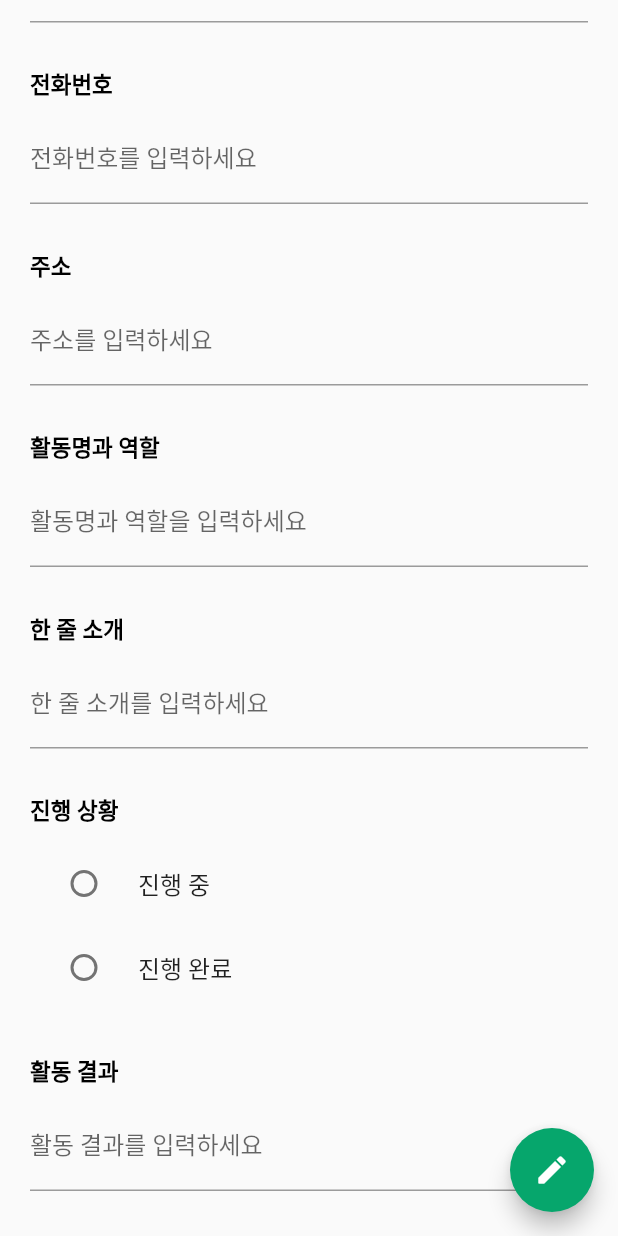
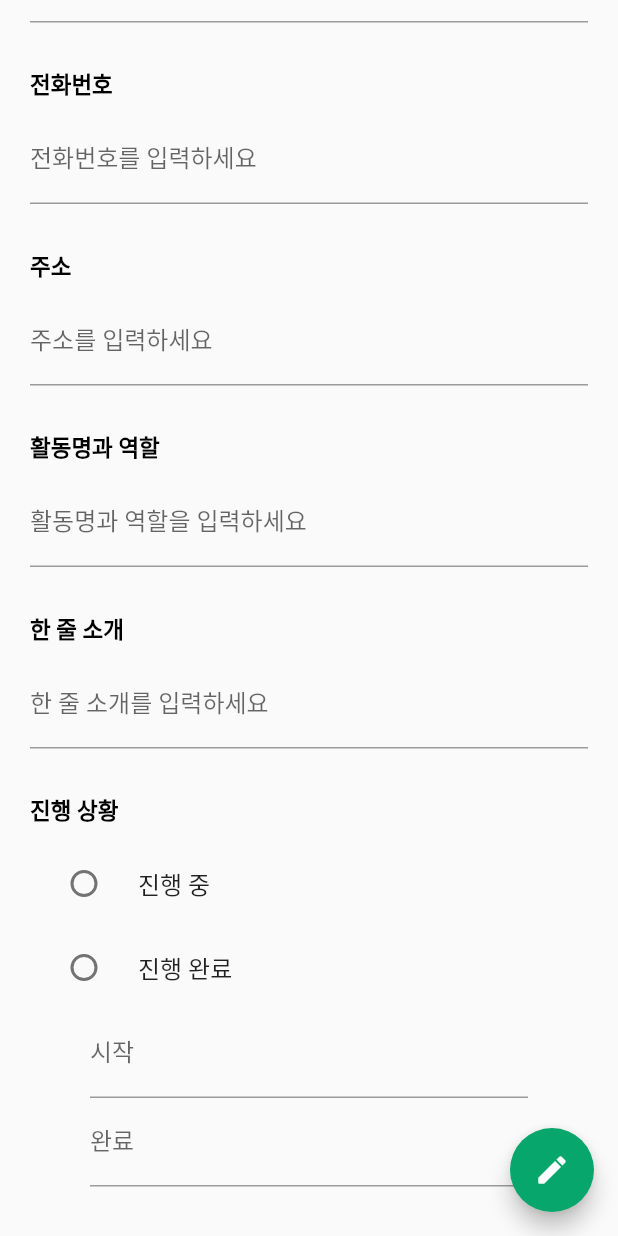
Before and after one commit to 2022-CoKothon-3355/Youth-PoCa, a Flutter app: the WritePage screen opened by its route, scrolled down 520 dp, on a phone screen of 412 x 824 dp. Run offline on Flutter 3.47's test engine with Material 2 defaults, Android fonts, the phone set to English and light mode, and no system bars; our stand-ins replace carousel_slider.

Commit message:
Feat : 명함 작성시 포포트폴리오 시작 날짜 완료 날짜 기입 추가

```diff
--- a/Youth-Poca-Client/lib/pages/write_page.dart
+++ b/Youth-Poca-Client/lib/pages/write_page.dart
@@ -11,18 +11,20 @@ class WritePage extends StatefulWidget {
 }
 
 class _WritePageState extends State<WritePage> {
-  final TextEditingController _name = TextEditingController();
-  final TextEditingController _email = TextEditingController();
-  final TextEditingController _phonenum = TextEditingController();
-  final TextEditingController _address = TextEditingController();
-  final TextEditingController _activity = TextEditingController();
-  final TextEditingController _description = TextEditingController();
-  final TextEditingController _result = TextEditingController();
+  TextEditingController _name = TextEditingController();
+  TextEditingController _email = TextEditingController();
+  TextEditingController _phonenum = TextEditingController();
+  TextEditingController _address = TextEditingController();
+  TextEditingController _activity = TextEditingController();
+  TextEditingController _description = TextEditingController();
+  TextEditingController _result = TextEditingController();
+  TextEditingController _progressStartText = TextEditingController();
+  TextEditingController _progressEndText = TextEditingController();
 
   String? _progress;
 
   @override
-  void _dispose() {
+  void dispose() {
     _name.dispose();
     _email.dispose();
     _phonenum.dispose();
@@ -30,8 +32,12 @@ class _WritePageState extends State<WritePage> {
     _activity.dispose();
     _description.dispose();
     _result.dispose();
+    _progressStartText.dispose();
+    _progressEndText.dispose();
+    super.dispose();
   }
 
+  bool progressing = true;
   @override
   Widget build(BuildContext context) {
     return GestureDetector(
@@ -217,8 +223,10 @@ class _WritePageState extends State<WritePage> {
                                   groupValue: _progress,
                                   onChanged: (value) {
                                     setState(() {
-                                      if (value != null)
+                                      if (value != null) {
                                         _progress = value as String?;
+                                        progressing = true;
+                                      }
                                     });
                                   }),
                               RadioListTile(
@@ -227,10 +235,33 @@ class _WritePageState extends State<WritePage> {
                                   groupValue: _progress,
                                   onChanged: (value) {
                                     setState(() {
-                                      if (value != null)
+                                      if (value != null) {
                                         _progress = value as String?;
+                                        progressing = false;
+                                      }
                                     });
-                                  })
+                                  }),
+                              Padding(
+                                padding:
+                                    const EdgeInsets.symmetric(horizontal: 40),
+                                child: Column(
+                                  children: [
+                                    TextFormField(
+                                      decoration: InputDecoration(
+                                        labelText: "시작",
+                                      ),
+                                      controller: _progressStartText,
+                                    ),
+                                    SizedBox(width: 10),
+                                    TextFormField(
+                                      decoration: InputDecoration(
+                                        labelText: "완료",
+                                      ),
+                                      controller: _progressEndText,
+                                    ),
+                                  ],
+                                ),
+                              )
                             ],
                           ),
                           SizedBox(
@@ -277,6 +308,16 @@ class _WritePageState extends State<WritePage> {
                     ])))),
         floatingActionButton: FloatingActionButton(
             onPressed: () async {
+              List<String> _progressTime = [
+                _progressStartText.text,
+                _progressEndText.text
+              ];
+              String? pro;
+              if (progressing == true) {
+                pro = _progress;
+              } else if (progressing == false) {
+                pro = _progressTime.toString();
+              }
               FocusScope.of(context).unfocus();
               Navigator.pop(context);
               // 아직 이미지랑 각 이미지 내용은 추가 안해뒀음
@@ -289,18 +330,17 @@ class _WritePageState extends State<WritePage> {
                 address: _address.text,
                 activity: _activity.text,
                 description: _description.text,
-                progress: _progress,
+                progress: pro,
                 images: [],
                 content: [],
                 result: _result.text,
                 sendTime:
                     DateFormat("yyyy-MM-dd hh:mm:ss").format(DateTime.now()),
               );
-
+              print(pocaData.progress);
               // DB에 pocaData 데이터 넘기기
 
               // dispose 하기
-              //_dispose();
             },
             child: const Icon(Icons.create_rounded)),
       ),
```
